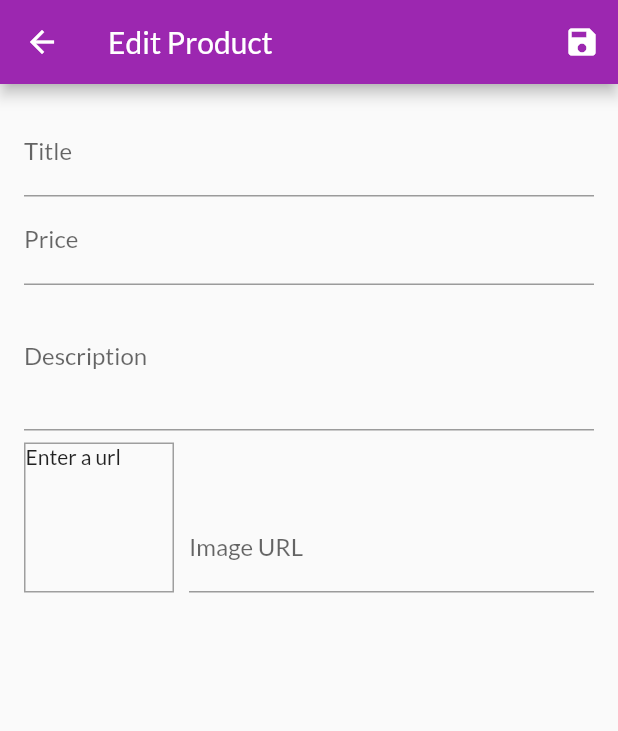
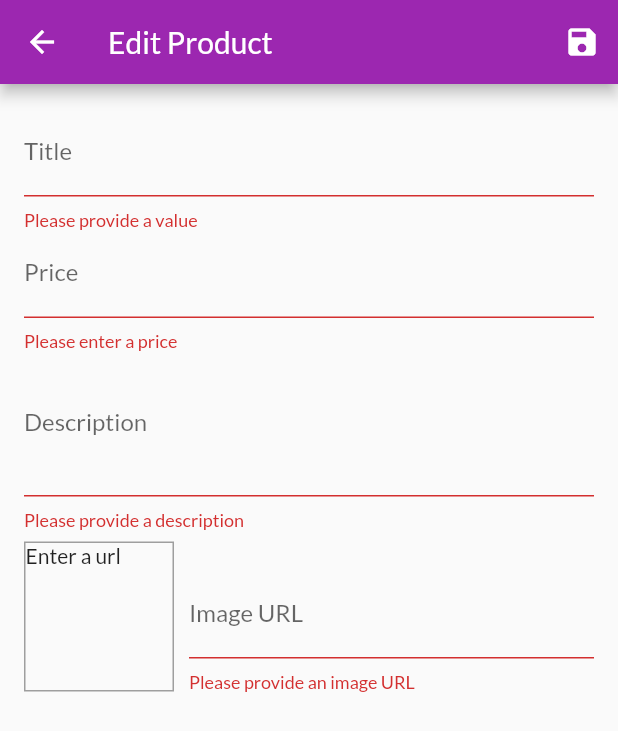
Before and after one commit to arzumanyasha/flutter_application_4, a Flutter app: the EditProductScreen screen opened by its route, after a tap on the "save" icon, on a phone screen of 412 x 824 dp. Shown: the top 731 px of the screen. Run offline on Flutter 3.47's test engine with Material 2 defaults, Android fonts, the phone set to English and light mode, and no system bars; network calls fail.

Commit message:
add validation

```diff
--- a/lib/screens/edit_product_screen.dart
+++ b/lib/screens/edit_product_screen.dart
@@ -42,11 +42,22 @@ class _EditProductScreenState extends State<EditProductScreen> {
 
   void _updateImageUrl() {
     if (!_imageUrlFocusNode.hasFocus) {
+      if ((!_imageUrlController.text.startsWith('http') &&
+              !_imageUrlController.text.startsWith('https')) ||
+          (!_imageUrlController.text.endsWith('.png') &&
+              !_imageUrlController.text.endsWith('.jpg') &&
+              !_imageUrlController.text.endsWith('.jpeg'))) {
+        return;
+      }
       setState(() {});
     }
   }
 
   void _saveForm() {
+    final isValid = _form.currentState.validate();
+    if (!isValid) {
+      return;
+    }
     _form.currentState.save();
   }
 
@@ -74,6 +85,12 @@ class _EditProductScreenState extends State<EditProductScreen> {
                 onFieldSubmitted: (_) {
                   FocusScope.of(context).requestFocus(_priceFocusNode);
                 },
+                validator: (value) {
+                  if (value.isEmpty) {
+                    return 'Please provide a value';
+                  }
+                  return null;
+                },
                 onSaved: (value) {
                   _editedProduct = Product(
                     id: null,
@@ -92,6 +109,18 @@ class _EditProductScreenState extends State<EditProductScreen> {
                 onFieldSubmitted: (_) {
                   FocusScope.of(context).requestFocus(_descriptionFocusNode);
                 },
+                validator: (value) {
+                  if (value.isEmpty) {
+                    return 'Please enter a price';
+                  }
+                  if (double.tryParse(value) == null) {
+                    return 'Please enter a valid number';
+                  }
+                  if (double.parse(value) <= 0) {
+                    return 'Please enter a number greater than zero';
+                  }
+                  return null;
+                },
                 onSaved: (value) {
                   _editedProduct = Product(
                     id: null,
@@ -107,6 +136,15 @@ class _EditProductScreenState extends State<EditProductScreen> {
                 maxLines: 3,
                 keyboardType: TextInputType.multiline,
                 focusNode: _descriptionFocusNode,
+                validator: (value) {
+                  if (value.isEmpty) {
+                    return 'Please provide a description';
+                  }
+                  if (value.length > 10) {
+                    return 'Should be at least 10 characters long';
+                  }
+                  return null;
+                },
                 onSaved: (value) {
                   _editedProduct = Product(
                     id: null,
@@ -149,6 +187,21 @@ class _EditProductScreenState extends State<EditProductScreen> {
                       onFieldSubmitted: (_) {
                         _saveForm();
                       },
+                      validator: (value) {
+                        if (value.isEmpty) {
+                          return 'Please provide an image URL';
+                        }
+                        if (!value.startsWith('http') &&
+                            !value.startsWith('https')) {
+                          return 'Please enter a valid url';
+                        }
+                        if (!value.endsWith('.png') &&
+                            !value.endsWith('.jpg') &&
+                            !value.endsWith('.jpeg')) {
+                          return 'Please enter a valid image url';
+                        }
+                        return null;
+                      },
                       onSaved: (value) {
                         _editedProduct = Product(
                           id: null,
```
